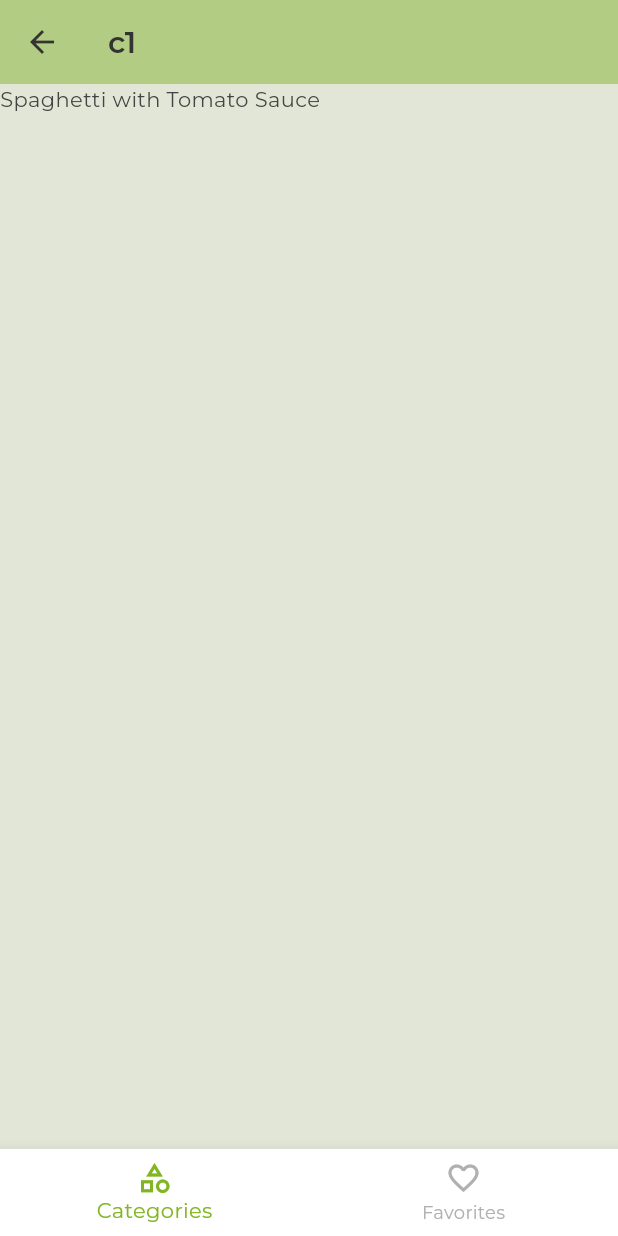
After one commit to Anndderssonn/Spoonie, a Flutter app: the screen it shows after launch, after a tap on "Italian", on a phone screen of 412 x 824 dp. The commit adds this screen. Run offline on Flutter 3.47's test engine with Material 3 defaults, Android fonts, the phone set to English and light mode, and no system bars; our stand-ins replace flutter_riverpod, go_router, google_fonts.

Commit message:
feat: Add redirect to Meals screen and show title

```diff
--- /dev/null
+++ b/lib/config/router/app_router.dart
@@ -0,0 +1,42 @@
+import 'package:go_router/go_router.dart';
+import 'package:spoonie/presentation/screens/screens.dart';
+import 'package:spoonie/presentation/views/views.dart';
+
+final appRouter = GoRouter(
+  initialLocation: '/',
+  routes: <RouteBase>[
+    StatefulShellRoute.indexedStack(
+      builder: (context, state, navigationShell) {
+        return HomeView(navigationShell: navigationShell);
+      },
+      branches: <StatefulShellBranch>[
+        StatefulShellBranch(
+          routes: <RouteBase>[
+            GoRoute(
+              path: '/',
+              builder: (context, state) => const CategoriesScreen(),
+              routes: <RouteBase>[
+                GoRoute(
+                  path: 'meals/:id',
+                  name: MealsScreen.name,
+                  builder: (context, state) {
+                    final categoryID = state.pathParameters['id'] ?? 'no-id';
+                    return MealsScreen(categoryID: categoryID);
+                  },
+                ),
+              ],
+            ),
+          ],
+        ),
+        StatefulShellBranch(
+          routes: <RouteBase>[
+            GoRoute(
+              path: '/favorites',
+              builder: (context, state) => FavoritesView(),
+            ),
+          ],
+        ),
+      ],
+    ),
+  ],
+);
--- a/lib/infrastructure/datasources/dummies/meal_local_datasource.dart
+++ b/lib/infrastructure/datasources/dummies/meal_local_datasource.dart
@@ -17,6 +17,7 @@ class MealLocalDatasource implements MealsDatasource {
     final dummyLocalMeals = MealsDummy.fromJson(mealsDummyData);
     final List<Meal> meals =
         dummyLocalMeals.data
+            .where((meal) => meal.categories.contains(categoryID))
             .map((meal) => MealMapper.localDummyMealToEntity(meal))
             .toList();
     return meals;
--- a/lib/main.dart
+++ b/lib/main.dart
@@ -1,7 +1,7 @@
 import 'package:flutter/material.dart';
 import 'package:flutter_riverpod/flutter_riverpod.dart';
+import 'package:spoonie/config/router/app_router.dart';
 import 'package:spoonie/config/theme/app_theme.dart';
-import 'package:spoonie/presentation/screens/screens.dart';
 
 void main() => runApp(const ProviderScope(child: MyApp()));
 
@@ -10,11 +10,11 @@ class MyApp extends StatelessWidget {
 
   @override
   Widget build(BuildContext context) {
-    return MaterialApp(
+    return MaterialApp.router(
+      routerConfig: appRouter,
       title: 'Spoonie',
       debugShowCheckedModeBanner: false,
       theme: AppTheme().getTheme(),
-      home: const CategoriesScreen(),
     );
   }
 }
--- a/lib/presentation/providers/meals/meals_provider.dart
+++ b/lib/presentation/providers/meals/meals_provider.dart
@@ -16,6 +16,7 @@ class MealsNotifierController extends StateNotifier<List<Meal>> {
   MealsNotifierController({required this.getMeals}) : super([]);
 
   Future<void> loadMeals(String categoryID) async {
+    state = [];
     final meals = await getMeals(categoryID);
     state = meals;
   }
--- /dev/null
+++ b/lib/presentation/screens/meals/meals_screen.dart
@@ -0,0 +1,44 @@
+import 'package:flutter/material.dart';
+import 'package:flutter_riverpod/flutter_riverpod.dart';
+import 'package:spoonie/presentation/providers/providers.dart';
+import 'package:spoonie/presentation/widgets/widgets.dart';
+
+class MealsScreen extends ConsumerStatefulWidget {
+  static const name = 'meals-screen';
+
+  final String categoryID;
+
+  const MealsScreen({super.key, required this.categoryID});
+
+  @override
+  MealsScreenState createState() => MealsScreenState();
+}
+
+class MealsScreenState extends ConsumerState<MealsScreen> {
+  @override
+  void initState() {
+    super.initState();
+    WidgetsBinding.instance.addPostFrameCallback((_) {
+      ref.read(mealsProvider.notifier).loadMeals(widget.categoryID);
+    });
+  }
+
+  @override
+  Widget build(BuildContext context) {
+    final meals = ref.watch(mealsProvider);
+
+    if (meals.isEmpty) {
+      return Loading();
+    }
+
+    return Scaffold(
+      appBar: AppBar(title: Text(widget.categoryID)),
+      body: ListView.builder(
+        itemCount: meals.length,
+        itemBuilder: (context, index) {
+          return Text(meals[index].title);
+        },
+      ),
+    );
+  }
+}
--- a/lib/presentation/screens/screens.dart
+++ b/lib/presentation/screens/screens.dart
@@ -1 +1,2 @@
 export 'categories/categories_screen.dart';
+export 'meals/meals_screen.dart';
--- /dev/null
+++ b/lib/presentation/views/favorites/favorites_view.dart
@@ -0,0 +1,10 @@
+import 'package:flutter/material.dart';
+
+class FavoritesView extends StatelessWidget {
+  const FavoritesView({super.key});
+
+  @override
+  Widget build(BuildContext context) {
+    return const Placeholder();
+  }
+}
--- /dev/null
+++ b/lib/presentation/views/home/home_view.dart
@@ -0,0 +1,21 @@
+import 'package:flutter/material.dart';
+import 'package:go_router/go_router.dart';
+import 'package:spoonie/presentation/widgets/widgets.dart';
+
+class HomeView extends StatelessWidget {
+  static const name = 'home-view';
+
+  final StatefulNavigationShell navigationShell;
+
+  const HomeView({super.key, required this.navigationShell});
+
+  @override
+  Widget build(BuildContext context) {
+    return Scaffold(
+      body: navigationShell,
+      bottomNavigationBar: CustomBottomNavigation(
+        navigationShell: navigationShell,
+      ),
+    );
+  }
+}
--- /dev/null
+++ b/lib/presentation/views/views.dart
@@ -0,0 +1,2 @@
+export 'home/home_view.dart';
+export 'favorites/favorites_view.dart';
--- a/lib/presentation/widgets/categories/category_grid_item.dart
+++ b/lib/presentation/widgets/categories/category_grid_item.dart
@@ -1,4 +1,5 @@
 import 'package:flutter/material.dart';
+import 'package:go_router/go_router.dart';
 import 'package:spoonie/domain/entities/entities.dart';
 
 class CategoryGridItem extends StatelessWidget {
@@ -12,7 +13,7 @@ class CategoryGridItem extends StatelessWidget {
     final colors = Theme.of(context).colorScheme;
 
     return InkWell(
-      onTap: () {},
+      onTap: () => context.push('/meals/${category.id}'),
       splashColor: colors.primary,
       borderRadius: BorderRadius.circular(16),
       child: Container(
--- /dev/null
+++ b/lib/presentation/widgets/shared/custom_appbar.dart
@@ -0,0 +1,25 @@
+import 'package:flutter/material.dart';
+
+class CustomAppbar extends StatelessWidget {
+  const CustomAppbar({super.key});
+
+  @override
+  Widget build(BuildContext context) {
+    return SafeArea(
+      bottom: false,
+      child: Padding(
+        padding: const EdgeInsets.symmetric(horizontal: 10),
+        child: SizedBox(
+          width: double.infinity,
+          child: Row(
+            children: [
+              Icon(Icons.menu),
+              const SizedBox(width: 10),
+              Text('Spoonie'),
+            ],
+          ),
+        ),
+      ),
+    );
+  }
+}
--- /dev/null
+++ b/lib/presentation/widgets/shared/custom_bottom_navigation.dart
@@ -0,0 +1,33 @@
+import 'package:flutter/material.dart';
+import 'package:go_router/go_router.dart';
+
+class CustomBottomNavigation extends StatelessWidget {
+  final StatefulNavigationShell navigationShell;
+
+  const CustomBottomNavigation({super.key, required this.navigationShell});
+
+  void onItemTapped(BuildContext build, int index) {
+    navigationShell.goBranch(
+      index,
+      initialLocation: index == navigationShell.currentIndex,
+    );
+  }
+
+  @override
+  Widget build(BuildContext context) {
+    return BottomNavigationBar(
+      currentIndex: navigationShell.currentIndex,
+      onTap: (value) => onItemTapped(context, value),
+      items: [
+        BottomNavigationBarItem(
+          icon: Icon(Icons.category_outlined),
+          label: 'Categories',
+        ),
+        BottomNavigationBarItem(
+          icon: Icon(Icons.favorite_border_outlined),
+          label: 'Favorites',
+        ),
+      ],
+    );
+  }
+}
--- a/lib/presentation/widgets/widgets.dart
+++ b/lib/presentation/widgets/widgets.dart
@@ -1,2 +1,4 @@
 export 'categories/category_grid_item.dart';
 export 'shared/loading.dart';
+export 'shared/custom_appbar.dart';
+export 'shared/custom_bottom_navigation.dart';
--- a/pubspec.yaml
+++ b/pubspec.yaml
@@ -36,6 +36,7 @@ dependencies:
   cupertino_icons: ^1.0.8
   flutter_riverpod: ^2.6.1
   google_fonts: ^6.2.1
+  go_router: ^15.1.2
 
 dev_dependencies:
   flutter_test:
```
Also changed, not shown: pubspec.lock.
